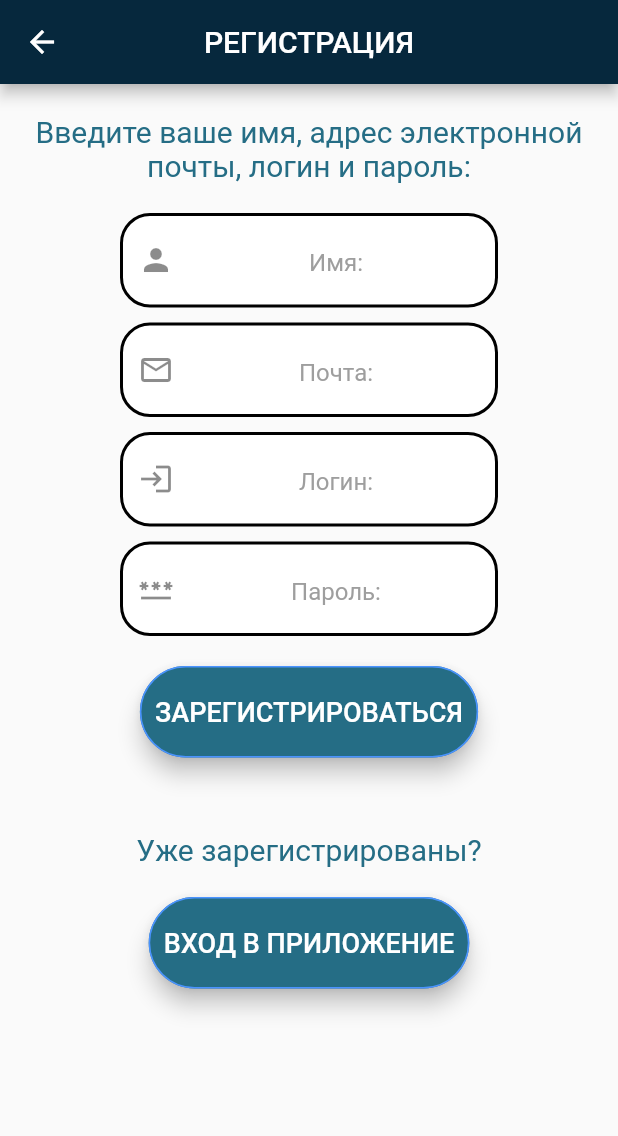
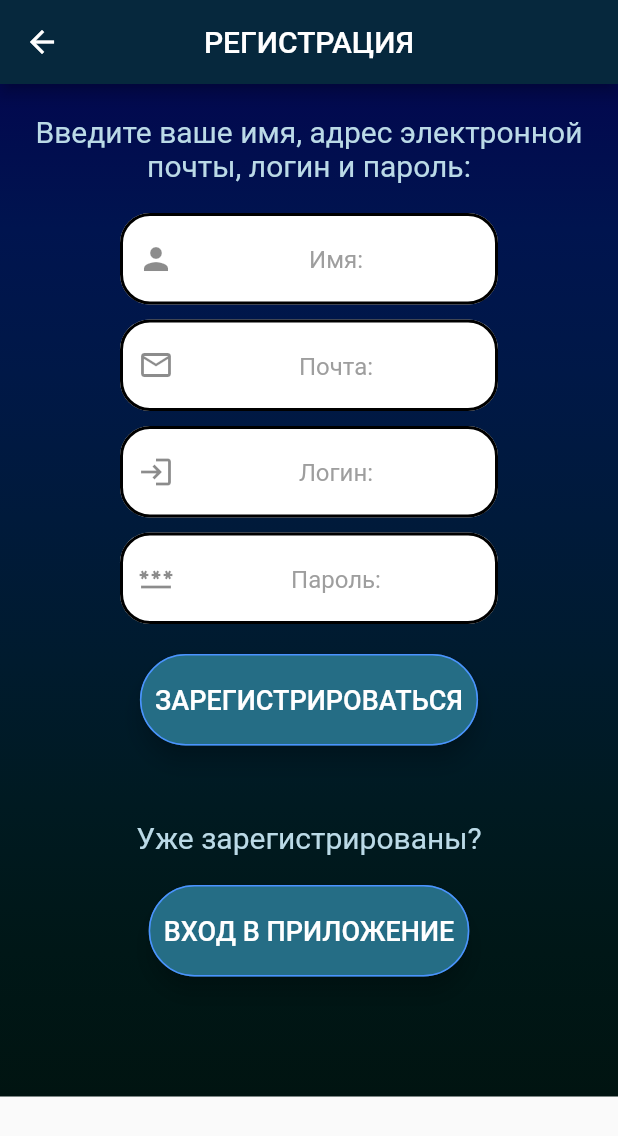
Before and after one commit to VladarSkopin/College-Jewelry-Store, a Flutter app: the screen it shows after launch, after a tap on "ПЕРЕЙТИ К РЕГИСТРАЦИИ", on a phone screen of 412 x 824 dp. Shown: the top 1136 px of the screen. Run offline on Flutter 3.47's test engine with Material 2 defaults, Android fonts, the phone set to English and light mode, and no system bars; our stand-ins replace page_transition, shared_preferences, sqflite; accounts and stored records are empty.

Commit message:
added LinearGradient on registration, authorization and admin page, removed Admin initialization

```diff
--- a/college_jewelry_store/lib/registration_page.dart
+++ b/college_jewelry_store/lib/registration_page.dart
@@ -16,9 +16,9 @@ class _RegistrationPageState extends State<RegistrationPage> {
   late final FocusNode _loginFocusNode;
   late final FocusNode _passwordFocusNode;
 
-  final _txtStyle = const TextStyle(color: Color(0xFF256D85), fontSize: 20);
+  final _txtStyle = const TextStyle(color: Color(0xFFBBDAE7), fontSize: 20);
   final _btnTxtStyle = const TextStyle(color: Colors.white, fontSize: 18);
-  final _fieldTxtStyle = const TextStyle(color: Colors.blueAccent, fontSize: 20);
+  final _fieldTxtStyle = const TextStyle(color: Colors.blueAccent, fontSize: 18);
 
   String _userName = '';
   String _email = '';
@@ -47,7 +47,24 @@ class _RegistrationPageState extends State<RegistrationPage> {
     return Scaffold(
       resizeToAvoidBottomInset: false,
       appBar: AppBar(title: const Text('РЕГИСТРАЦИЯ')),
-      body: SingleChildScrollView(
+      body: Container(
+        decoration: const BoxDecoration(
+            gradient: LinearGradient(
+              colors: [
+                Color(0xFF011411),
+                Color(0xFF001717),
+                Color(0xFF001a21),
+                Color(0xFF001b2e),
+                Color(0xFF001a3b),
+                Color(0xFF001847),
+                Color(0xFF00144f),
+                Color(0xFF02084f),
+              ],
+              begin: Alignment.bottomCenter,
+              end: Alignment.topCenter,
+            )
+        ),
+        child: SingleChildScrollView(
           child: Column(
             children: [
               const SizedBox(height: 20),
@@ -312,6 +329,7 @@ class _RegistrationPageState extends State<RegistrationPage> {
             ],
           ),
         ),
+      ),
     );
   }
 }
--- a/college_jewelry_store/lib/welcome_page.dart
+++ b/college_jewelry_store/lib/welcome_page.dart
@@ -20,9 +20,9 @@ class _WelcomePageState extends State<WelcomePage> {
 
   late final FocusNode _passwordFocusNode;
 
-  final _txtStyle = const TextStyle(color: Color(0xFF256D85), fontSize: 20);
+  final _txtStyle = const TextStyle(color: Color(0xFFBBDAE7), fontSize: 20);
   final _btnTxtStyle = const TextStyle(color: Colors.white, fontSize: 18);
-  final _fieldTxtStyle = const TextStyle(color: Colors.blueAccent, fontSize: 20);
+  final _fieldTxtStyle = const TextStyle(color: Colors.blueAccent, fontSize: 18);
 
   String _login = '';
   String _password = '';
@@ -32,15 +32,17 @@ class _WelcomePageState extends State<WelcomePage> {
   @override
   void initState() {
     super.initState();
-    initializeAdmin();
+    //initializeAdmin();
     _passwordFocusNode = FocusNode();
   }
 
+ /*
   Future initializeAdmin() async {
     User userAdmin = User(userName: 'Администратор', login: 'admin', email: 'grudagor@gmail.com', password: 'mobadmin');
 
     await UsersDatabase.instance.createAdmin(userAdmin);
   }
+ */
 
   @override
   void dispose() {
@@ -55,7 +57,23 @@ class _WelcomePageState extends State<WelcomePage> {
         return Scaffold(
           resizeToAvoidBottomInset: false,
           appBar: AppBar(title: const Text('ДОБРО ПОЖАЛОВАТЬ!')),
-          body: SingleChildScrollView(
+          body: Container(
+            decoration: const BoxDecoration(
+                gradient: LinearGradient(
+                  colors: [
+                    Color(0xFF011411),
+                    Color(0xFF001717),
+                    Color(0xFF001a21),
+                    Color(0xFF001b2e),
+                    Color(0xFF001a3b),
+                    Color(0xFF001847),
+                    Color(0xFF00144f),
+                    Color(0xFF02084f),
+                  ],
+                  begin: Alignment.bottomCenter,
+                  end: Alignment.topCenter,
+                )
+            ),
             child: Column(
               mainAxisAlignment: MainAxisAlignment.center,
               children: [
@@ -85,8 +103,8 @@ class _WelcomePageState extends State<WelcomePage> {
                       hintStyle: TextStyle(
                         fontSize: 18, color: Colors.grey[500]
                       ),
-                      //filled: true,
-                      //fillColor: Colors.white,
+                      filled: true,
+                      fillColor: Colors.white,
                       focusedBorder: UnderlineInputBorder(
                           borderSide: BorderSide(
                               color: Colors.purple[300]!,
@@ -109,7 +127,7 @@ class _WelcomePageState extends State<WelcomePage> {
                     focusNode: _passwordFocusNode,
                     onChanged: (text) {
                       setState(() {
-                        _password = text;
+                        _password = text.trim();
                       });
                     },
                     textInputAction: TextInputAction.done,
@@ -124,6 +142,8 @@ class _WelcomePageState extends State<WelcomePage> {
                       hintStyle: TextStyle(
                           fontSize: 18, color: Colors.grey[500]
                       ),
+                      filled: true,
+                      fillColor: Colors.white,
                       focusedBorder: UnderlineInputBorder(
                           borderSide: BorderSide(
                               color: Colors.purple[300]!,
@@ -220,8 +240,6 @@ class _WelcomePageState extends State<WelcomePage> {
                 const SizedBox(height: 30),
                 MaterialButton(
                   onPressed: () {
-
-
                     Navigator.push(
                         context,
                         MaterialPageRoute(builder: (context) => const RegistrationPage()));
```
Also changed, not shown: college_jewelry_store/lib/screens/admin_db_page.dart (+12 -10 lines). Lines whose indentation alone changed are shown as unchanged.
